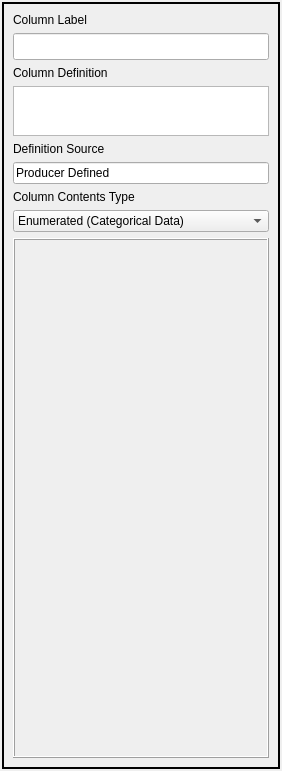
Old version of the form pymdwizard/gui/ui_files/attr.ui in the repository DOI-USGS/fort-pymdwizard.
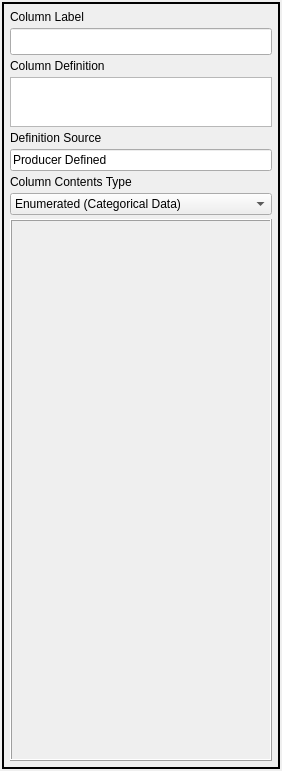
New version of the form.

What changed in the file:
```diff
--- a/pymdwizard/gui/ui_files/attr.ui
+++ b/pymdwizard/gui/ui_files/attr.ui
@@ -41,6 +41,21 @@
       <number>2</number>
      </property>
      <layout class="QVBoxLayout" name="verticalLayout">
+      <property name="spacing">
+       <number>4</number>
+      </property>
+      <property name="leftMargin">
+       <number>6</number>
+      </property>
+      <property name="topMargin">
+       <number>6</number>
+      </property>
+      <property name="rightMargin">
+       <number>6</number>
+      </property>
+      <property name="bottomMargin">
+       <number>6</number>
+      </property>
       <item>
        <widget class="QLabel" name="label_2">
         <property name="text">
@@ -69,7 +84,7 @@
        </widget>
       </item>
       <item>
-       <widget class="QTextBrowser" name="fgdc_attrdef">
+       <widget class="QPlainTextEdit" name="fgdc_attrdef">
         <property name="sizePolicy">
          <sizepolicy hsizetype="Expanding" vsizetype="Fixed">
           <horstretch>0</horstretch>
```
Left out of the diff: 2 changed lines with no effect on the pictures.
